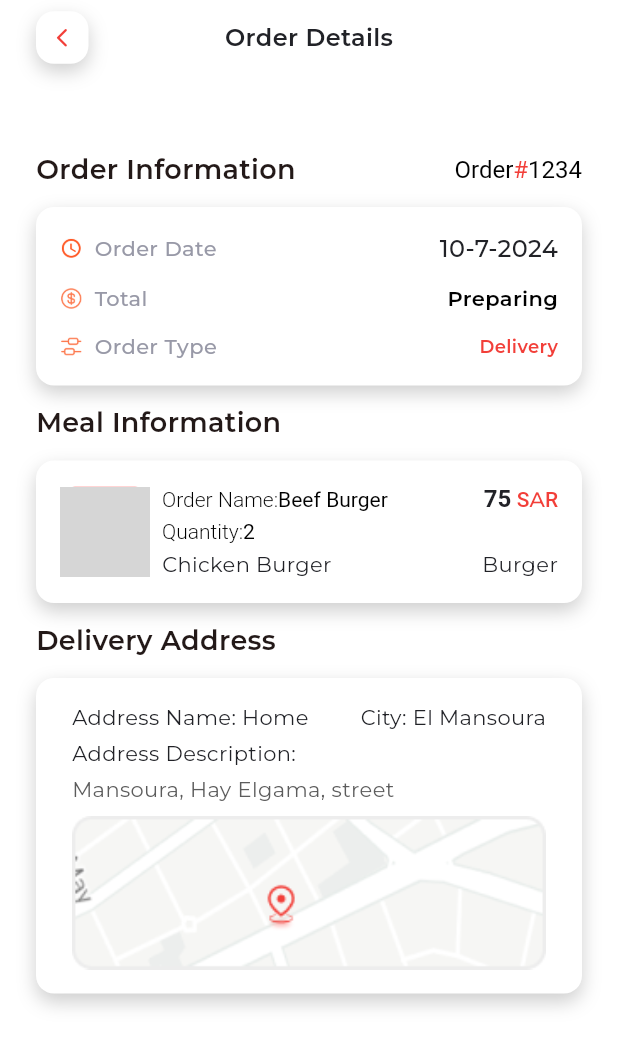
After one commit to RowadElmostaqbel/singel-app, a Flutter app: the OrderDetails screen opened directly, on a phone screen of 412 x 824 dp. The commit adds this screen. Shown: the top 1047 px of the screen. Run offline on Flutter 3.47's test engine with Material 3 defaults, Android fonts, the phone set to English and light mode, and no system bars; our stand-ins replace animated_splash_screen, bloc, cached_network_image, carousel_slider, dartz, dio and 16 more; missing offline and left inert: credit_card_type_detector; accounts and stored records are empty; network calls fail; grey boxes are pictures that could not be loaded.

Commit message:
complete order details

```diff
--- a/lib/features/orders/presentation/views/active_order_view.dart
+++ b/lib/features/orders/presentation/views/active_order_view.dart
@@ -1,6 +1,7 @@
 import 'package:flutter/material.dart';
 import 'package:gap/gap.dart';
 import 'package:single_resturant_app/core/utils/extensions.dart';
+import 'package:single_resturant_app/features/orders/presentation/views/order_details.dart';
 import 'package:single_resturant_app/features/orders/presentation/widgets/order_status_widget_builder.dart';
 import 'package:single_resturant_app/features/track_order/presentation/views/track_order_view.dart';
 
@@ -38,7 +39,11 @@ class ActiveOrderListItem extends StatelessWidget {
 
   @override
   Widget build(BuildContext context) {
-    return Container(
+    return GestureDetector(
+      onTap: (){
+        context.navigateTo(const OrderDetails());
+      },
+      child: Container(
         padding: const EdgeInsets.symmetric(horizontal: 8, vertical: 12),
         decoration: BoxDecoration(
           color: Colors.white,
@@ -245,6 +250,7 @@ class ActiveOrderListItem extends StatelessWidget {
             ),
           ],
         ),
+      ),
     );
   }
 }
--- /dev/null
+++ b/lib/features/orders/presentation/views/order_details.dart
@@ -0,0 +1,334 @@
+import 'package:flutter/material.dart';
+import 'package:gap/gap.dart';
+import 'package:single_resturant_app/core/utils/app_colors.dart';
+import 'package:single_resturant_app/core/utils/extensions.dart';
+import 'package:single_resturant_app/core/widgets/custom_app_bar.dart';
+
+import '../../../../core/utils/assets.dart';
+import '../../../../core/utils/text_styles.dart';
+
+class OrderDetails extends StatefulWidget {
+  const OrderDetails({super.key});
+
+  @override
+  State<OrderDetails> createState() => _OrderDetailsState();
+}
+
+class _OrderDetailsState extends State<OrderDetails> {
+  @override
+  Widget build(BuildContext context) {
+    return Scaffold(
+      body: SafeArea(
+        child: SingleChildScrollView(
+          child: Padding(
+            padding: const EdgeInsets.symmetric(horizontal: 24),
+            child: Column(
+              children: [
+                const CustomAppBar(title: "Order Details"),
+                Column(
+                  crossAxisAlignment: CrossAxisAlignment.stretch,
+                  children: [
+                    Padding(
+                      padding: const EdgeInsets.only(top: 50.0, bottom: 12),
+                      child: Row(
+                        mainAxisAlignment: MainAxisAlignment.spaceBetween,
+                        children: [
+                          const Text(
+                            "Order Information",
+                            style: TextStyle(
+                                fontWeight: FontWeight.w600, fontSize: 18),
+                          ),
+                          RichText(
+                            text: const TextSpan(
+                                text: "Order",
+                                style: TextStyle(
+                                    fontSize: 16,
+                                    fontWeight: FontWeight.w400,
+                                    color: Colors.black),
+                                children: [
+                                  TextSpan(
+                                    text: "#",
+                                    style: TextStyle(
+                                      fontSize: 16,
+                                      fontWeight: FontWeight.w400,
+                                      color: AppColors.primaryColor,
+                                    ),
+                                  ),
+                                  TextSpan(
+                                    text: "1234",
+                                    style: TextStyle(
+                                        fontSize: 16,
+                                        fontWeight: FontWeight.w400,
+                                        color: Colors.black),
+                                  ),
+                                ]),
+                          )
+                        ],
+                      ),
+                    ),
+                    Container(
+                      padding: const EdgeInsets.symmetric(
+                          horizontal: 16, vertical: 16),
+                      decoration: BoxDecoration(
+                        color: Colors.white,
+                        borderRadius: BorderRadius.circular(12),
+                        boxShadow: [
+                          BoxShadow(
+                            color: Colors.grey.withOpacity(.5),
+                            blurRadius: 10,
+                            offset: const Offset(0, 5),
+                          ),
+                        ],
+                      ),
+                      child: Column(
+                        children: [
+                          Row(
+                            mainAxisAlignment: MainAxisAlignment.spaceBetween,
+                            children: [
+                              Row(
+                                children: [
+                                  SizedBox(
+                                    height: 15,
+                                    width: 15,
+                                    child: Image.asset(Assets.assetsIconsTimeIc),
+                                  ),
+                                  const Gap(8),
+                                  const Text(
+                                    'Order Date',
+                                    style: TextStyles.brightBlack14SemiMedium,
+                                  ),
+                                ],
+                              ),
+                              const Text(
+                                '10-7-2024',
+                                style: TextStyles.black16Medium,
+                              ),
+                            ],
+                          ),
+                          const Gap(12),
+                          Row(
+                            mainAxisAlignment: MainAxisAlignment.spaceBetween,
+                            children: [
+                              Row(
+                                children: [
+                                  SizedBox(
+                                    height: 15,
+                                    width: 15,
+                                    child: Image.asset(Assets.assetsIconsDollar),
+                                  ),
+                                  const Gap(8),
+                                  const Text(
+                                    'Total',
+                                    style: TextStyles.brightBlack14SemiMedium,
+                                  ),
+                                ],
+                              ),
+                              const Text(
+                                "Preparing",
+                                style: TextStyle(
+                                    fontSize: 14,
+                                    fontWeight: FontWeight.w600,
+                                    color: Colors.black),
+                              ),
+                            ],
+                          ),
+                          const Gap(12),
+                          Row(
+                            mainAxisAlignment: MainAxisAlignment.spaceBetween,
+                            children: [
+                              Row(
+                                children: [
+                                  SizedBox(
+                                    height: 15,
+                                    width: 15,
+                                    child: Image.asset(Assets.assetsIconsCandle),
+                                  ),
+                                  const Gap(8),
+                                  const Text(
+                                    'Order Type',
+                                    style: TextStyles.brightBlack14SemiMedium,
+                                  ),
+                                ],
+                              ),
+                              const Text(
+                                'Delivery',
+                                style: TextStyles.primary12SemiBold,
+                              ),
+                            ],
+                          ),
+                        ],
+                      ),
+                    ),
+                    const Padding(
+                      padding: EdgeInsets.only(top: 12.0, bottom: 12),
+                      child: Text(
+                        "Meal Information",
+                        style:
+                            TextStyle(fontWeight: FontWeight.w600, fontSize: 18),
+                      ),
+                    ),
+                    Container(
+                      padding: const EdgeInsets.symmetric(
+                          horizontal: 16, vertical: 16),
+                      decoration: BoxDecoration(
+                        color: Colors.white,
+                        borderRadius: BorderRadius.circular(12),
+                        boxShadow: [
+                          BoxShadow(
+                            color: Colors.grey.withOpacity(.5),
+                            blurRadius: 10,
+                            offset: const Offset(0, 5),
+                          ),
+                        ],
+                      ),
+                      child: Row(
+                        children: [
+                          Container(
+                            height: 60,
+                            width: 60,
+                            clipBehavior: Clip.antiAlias,
+                            decoration: BoxDecoration(
+                              color: Colors.redAccent,
+                              borderRadius: BorderRadius.circular(10),
+                            ),
+                            child: Image.asset(
+                              Assets.assetsImagesBurgerjfif,
+                              fit: BoxFit.fill,
+                            ),
+                          ),
+                          Expanded(
+                            child: Padding(
+                              padding: const EdgeInsets.only(left: 8.0),
+                              child: Column(
+                                crossAxisAlignment: CrossAxisAlignment.start,
+                                children: [
+                                  Row(
+                                    mainAxisAlignment: MainAxisAlignment.spaceBetween,
+                                    children: [
+                                      RichText(
+                                          text: const TextSpan(
+                                              text: "Order Name:",
+                                              style: TextStyle(
+                                                  fontWeight: FontWeight.w300,
+                                                  fontSize: 14,
+                                                  color: Colors.black),
+                                              children: [
+                                            TextSpan(
+                                              text: "Beef Burger",
+                                              style: TextStyle(
+                                                  fontWeight: FontWeight.w400,
+                                                  fontSize: 14,
+                                                  color: Colors.black),
+                                            )
+                                          ])),
+                                      RichText(
+                                        text: const TextSpan(
+                                          text: '75',
+                                          style: TextStyles.black16SemiBold,
+                                          children: [
+                                            TextSpan(
+                                              text: ' SAR',
+                                              style: TextStyles.primary14Medium,
+                                            ),
+                                          ],
+                                        ),
+                                      ),
+                                    ],
+                                  ),
+                                  const Gap(4),
+                                  RichText(
+                                      text: const TextSpan(
+                                          text: "Quantity:",
+                                          style: TextStyle(
+                                              fontWeight: FontWeight.w300,
+                                              fontSize: 14,
+                                              color: Colors.black),
+                                          children: [
+                                        TextSpan(
+                                          text: "2",
+                                          style: TextStyle(
+                                              fontWeight: FontWeight.w400,
+                                              fontSize: 14,
+                                              color: Colors.black),
+                                        )
+                                      ])),
+                                  const Gap(4),
+                                  const Row(
+                                    mainAxisAlignment:
+                                        MainAxisAlignment.spaceBetween,
+                                    children: [
+                                      Text("Chicken Burger",
+                                          style: TextStyles.black14Regular),
+                                      Text("Burger",
+                                          style: TextStyles.black14Regular),
+                                    ],
+                                  ),
+                                ],
+                              ),
+                            ),
+                          )
+                        ],
+                      ),
+                    ),
+                    const Padding(
+                      padding: EdgeInsets.only(top: 12.0, bottom: 12),
+                      child: Text(
+                        "Delivery Address",
+                        style:
+                            TextStyle(fontWeight: FontWeight.w600, fontSize: 18),
+                      ),
+                    ),
+                    Container(
+                      padding: const EdgeInsets.symmetric(
+                          horizontal: 16, vertical: 16),
+                      decoration: BoxDecoration(
+                        color: Colors.white,
+                        borderRadius: BorderRadius.circular(12),
+                        boxShadow: [
+                          BoxShadow(
+                            color: Colors.grey.withOpacity(.5),
+                            blurRadius: 10,
+                            offset: const Offset(0, 5),
+                          ),
+                        ],
+                      ),
+                      child: Padding(
+                        padding: const EdgeInsets.symmetric(horizontal: 8.0),
+                        child: Column(
+                          crossAxisAlignment: CrossAxisAlignment.start,
+                          children: [
+                            const Row(
+                              mainAxisAlignment: MainAxisAlignment.spaceBetween,
+                              children: [
+                                Text("Address Name: Home",
+                                    style: TextStyles.black14Regular),
+                                Text("City: El Mansoura",
+                                    style: TextStyles.black14Regular),
+                              ],
+                            ),
+                            const Gap(4),
+                            const Text("Address Description:",
+                                style: TextStyles.black14Regular),
+                            const Gap(4),
+                            const Text("Mansoura, Hay Elgama, street",
+                                style: TextStyles.darkGrey14Regular),
+                            const Gap(8),
+                            Image.asset(
+                              "assets/images/map_location.png",
+                              width: context.width,
+                              fit: BoxFit.fitWidth,
+                            ),
+                          ],
+                        ),
+                      ),
+                    ),
+                  ],
+                )
+              ],
+            ),
+          ),
+        ),
+      ),
+    );
+  }
+}
```
Lines whose indentation alone changed are shown as unchanged.
